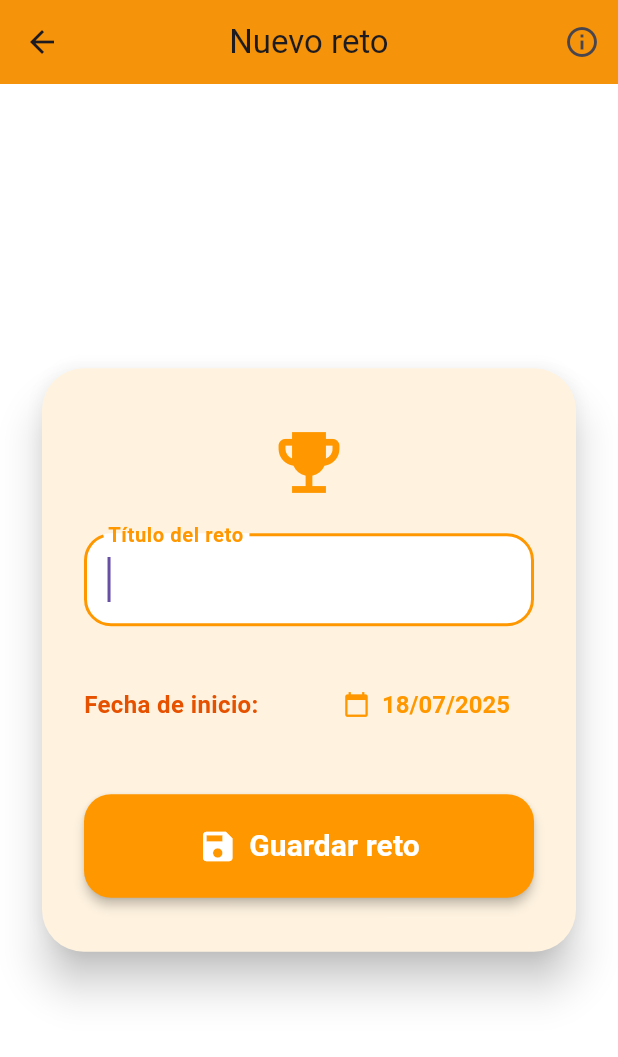
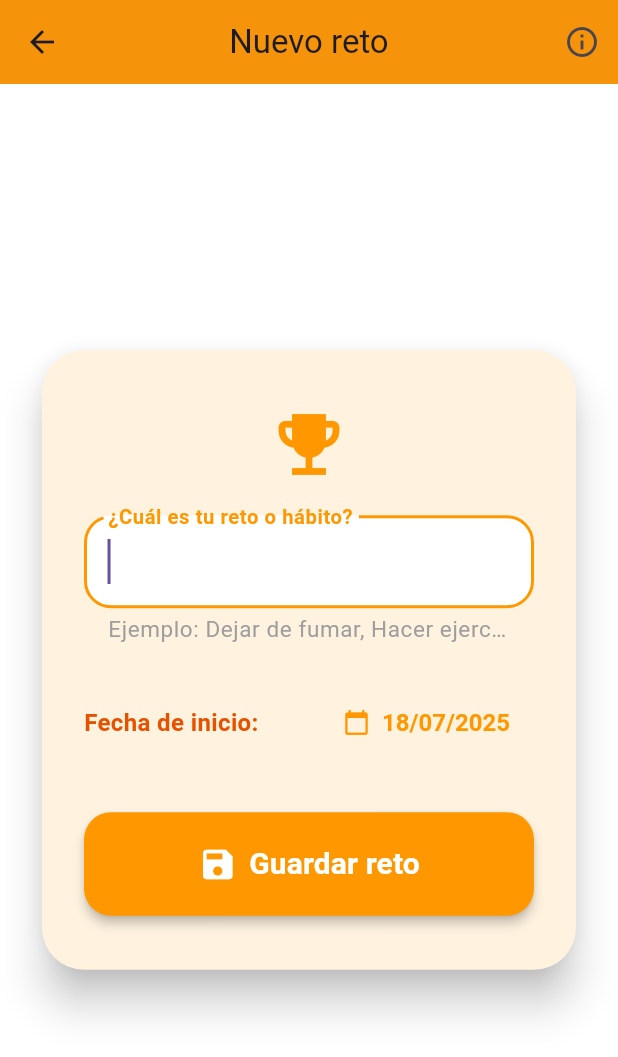
Before and after one commit to Carfer0410/-cuanto-falta-, a Flutter app: the AddCounterPage screen opened directly, on a phone screen of 412 x 824 dp. Shown: the top 1057 px of the screen. Run offline on Flutter 3.47's test engine with Material 3 defaults, Android fonts, the phone set to English and light mode, and no system bars; our stand-ins replace shared_preferences, sqflite; accounts and stored records are empty.

Commit message:
puliendo detalles pantalla principal #9

```diff
--- a/lib/add_counter_page.dart
+++ b/lib/add_counter_page.dart
@@ -118,7 +118,7 @@ class _AddCounterPageState extends State<AddCounterPage> {
                         TextFormField(
                           controller: _titleController,
                           decoration: InputDecoration(
-                            labelText: 'Título del reto',
+                            labelText: '¿Cuál es tu reto o hábito?',
                             labelStyle: const TextStyle(
                               fontWeight: FontWeight.bold,
                               color: Colors.orange,
@@ -127,21 +127,33 @@ class _AddCounterPageState extends State<AddCounterPage> {
                             filled: true,
                             fillColor: Colors.white,
                             border: OutlineInputBorder(
-                              borderRadius: BorderRadius.circular(18),
+                              borderRadius: BorderRadius.all(
+                                Radius.circular(18),
+                              ),
                               borderSide: BorderSide(color: Colors.orange),
                             ),
                             enabledBorder: OutlineInputBorder(
-                              borderRadius: BorderRadius.circular(18),
+                              borderRadius: BorderRadius.all(
+                                Radius.circular(18),
+                              ),
                               borderSide: BorderSide(
                                 color: Colors.orange.shade100,
                               ),
                             ),
                             focusedBorder: OutlineInputBorder(
-                              borderRadius: BorderRadius.circular(18),
+                              borderRadius: BorderRadius.all(
+                                Radius.circular(18),
+                              ),
                               borderSide: BorderSide(
                                 color: Colors.orange,
                                 width: 2,
                               ),
+                            ),
+                            helperText:
+                                'Ejemplo: Dejar de fumar, Hacer ejercicio, Aprender inglés, Meditar... ',
+                            helperStyle: const TextStyle(
+                              color: Colors.grey,
+                              fontSize: 15,
                             ),
                           ),
                           style: const TextStyle(
@@ -151,7 +163,7 @@ class _AddCounterPageState extends State<AddCounterPage> {
                           validator:
                               (value) =>
                                   value == null || value.isEmpty
-                                      ? 'Ingrese un título'
+                                      ? 'Ingrese un reto o hábito'
                                       : null,
                           textInputAction: TextInputAction.done,
                           autofocus: true,
--- a/lib/counters_page.dart
+++ b/lib/counters_page.dart
@@ -8,17 +8,20 @@ class Counter {
   final String title;
   final DateTime startDate;
   DateTime? lastConfirmedDate;
+  final bool isNegativeHabit; // Nueva propiedad
 
   Counter({
     required this.title,
     required this.startDate,
     this.lastConfirmedDate,
+    this.isNegativeHabit = false, // Valor por defecto
   });
 
   Map<String, dynamic> toJson() => {
     'title': title,
     'startDate': startDate.toIso8601String(),
     'lastConfirmedDate': lastConfirmedDate?.toIso8601String(),
+    'isNegativeHabit': isNegativeHabit, // Incluir en JSON
   };
 
   static Counter fromJson(Map<String, dynamic> json) => Counter(
@@ -28,6 +31,8 @@ class Counter {
         json['lastConfirmedDate'] != null
             ? DateTime.parse(json['lastConfirmedDate'])
             : null,
+    isNegativeHabit:
+        json['isNegativeHabit'] == true, // Asegurar que sea un bool válido
   );
 }
 
@@ -224,7 +229,9 @@ class _CountersPageState extends State<CountersPage> {
                                       ),
                                       const SizedBox(height: 2),
                                       Text(
-                                        'sin ${counter.title.toLowerCase()}',
+                                        counter.isNegativeHabit
+                                            ? 'sin ${counter.title.toLowerCase()}'
+                                            : 'con ${counter.title.toLowerCase()}',
                                         style: TextStyle(
                                           fontSize: 26,
                                           color: Colors.orange[900],
@@ -326,17 +333,31 @@ class _CountersPageState extends State<CountersPage> {
                                   onPressed: () async {
                                     final confirm = await showDialog<bool>(
                                       context: context,
-                                      builder: (context) => AlertDialog(
+                                      builder:
+                                          (context) => AlertDialog(
                                             title: const Text('Eliminar reto'),
-                                        content: const Text('¿Seguro que deseas eliminar este reto? Esta acción no se puede deshacer.'),
+                                            content: const Text(
+                                              '¿Seguro que deseas eliminar este reto? Esta acción no se puede deshacer.',
+                                            ),
                                             actions: [
                                               TextButton(
-                                            onPressed: () => Navigator.of(context).pop(false),
+                                                onPressed:
+                                                    () => Navigator.of(
+                                                      context,
+                                                    ).pop(false),
                                                 child: const Text('Cancelar'),
                                               ),
                                               TextButton(
-                                            onPressed: () => Navigator.of(context).pop(true),
-                                            child: const Text('Eliminar', style: TextStyle(color: Colors.red)),
+                                                onPressed:
+                                                    () => Navigator.of(
+                                                      context,
+                                                    ).pop(true),
+                                                child: const Text(
+                                                  'Eliminar',
+                                                  style: TextStyle(
+                                                    color: Colors.red,
+                                                  ),
+                                                ),
                                               ),
                                             ],
                                           ),
--- a/lib/event.dart
+++ b/lib/event.dart
@@ -37,4 +37,6 @@ class Event {
       message: map['message'],
     );
   }
+
+  bool get isNegativeHabit => title.toLowerCase().contains('dejar');
 }
```
Lines whose indentation alone changed are shown as unchanged.
